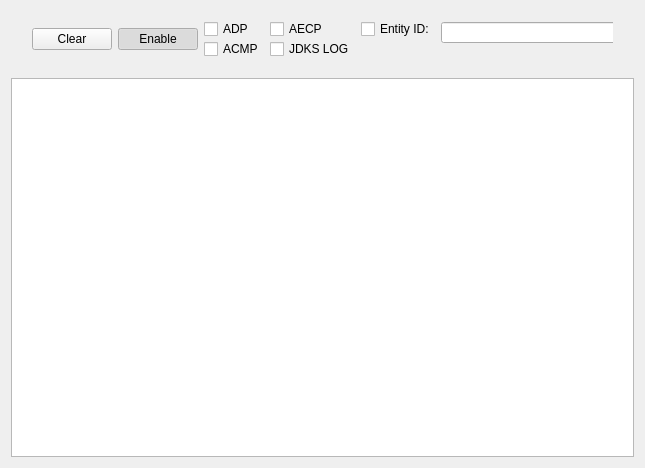
Old version of the form qtgui/JDKSAvdeccLogger/MainWindow.ui in the repository chargen/JDKSAvdeccLogger.
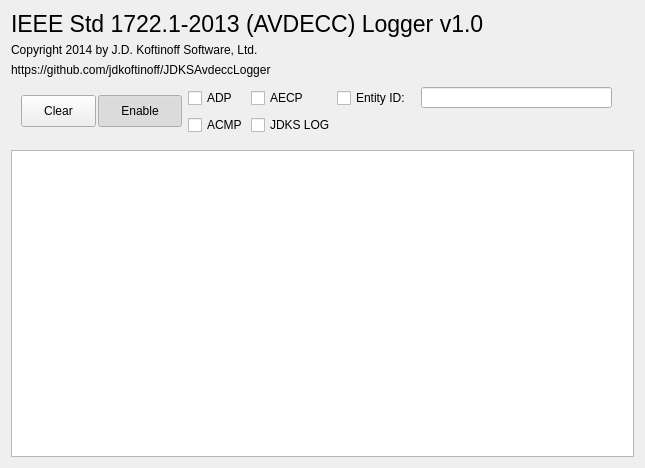
New version of the form.

Commit message: updated ui with copyright, link

What changed in the file:
```diff
--- a/qtgui/JDKSAvdeccLogger/MainWindow.ui
+++ b/qtgui/JDKSAvdeccLogger/MainWindow.ui
@@ -15,6 +15,46 @@
   </property>
   <widget class="QWidget" name="centralWidget">
    <layout class="QVBoxLayout" name="verticalLayout">
+    <item>
+     <widget class="QLabel" name="labelTitle">
+      <property name="font">
+       <font>
+        <pointsize>17</pointsize>
+       </font>
+      </property>
+      <property name="styleSheet">
+       <string notr="true">QLabel { 
+	qproperty-alignment: AlignCenter; 
+}</string>
+      </property>
+      <property name="text">
+       <string>IEEE Std 1722.1-2013 (AVDECC) Logger v1.0</string>
+      </property>
+     </widget>
+    </item>
+    <item>
+     <widget class="QLabel" name="labelCopyright">
+      <property name="styleSheet">
+       <string notr="true">QLabel { qproperty-alignment: AlignCenter; }</string>
+      </property>
+      <property name="text">
+       <string>Copyright 2014 by J.D. Koftinoff Software, Ltd.</string>
+      </property>
+     </widget>
+    </item>
+    <item>
+     <widget class="QLabel" name="labelLinks">
+      <property name="styleSheet">
+       <string notr="true">QLabel { qproperty-alignment: AlignCenter; }</string>
+      </property>
+      <property name="text">
+       <string>https://github.com/jdkoftinoff/JDKSAvdeccLogger</string>
+      </property>
+      <property name="openExternalLinks">
+       <bool>true</bool>
+      </property>
+     </widget>
+    </item>
     <item>
      <widget class="QWidget" name="widget" native="true">
       <property name="minimumSize">
@@ -23,59 +63,54 @@
         <height>61</height>
        </size>
       </property>
-      <widget class="QWidget" name="">
-       <property name="geometry">
-        <rect>
-         <x>10</x>
-         <y>0</y>
-         <width>592</width>
-         <height>56</height>
-        </rect>
-       </property>
-       <layout class="QGridLayout" name="gridLayout">
-        <item row="0" column="0" rowspan="2">
-         <widget class="QPushButton" name="pushButton">
-          <property name="text">
-           <string>Clear</string>
-          </property>
-         </widget>
-        </item>
-        <item row="0" column="1" rowspan="2">
-         <widget class="QPushButton" name="pushButtonEnable">
-          <property name="text">
-           <string>Enable</string>
-          </property>
-          <property name="checkable">
-           <bool>true</bool>
-          </property>
-          <property name="checked">
-           <bool>true</bool>
-          </property>
-         </widget>
-        </item>
-        <item row="0" column="2">
          <widget class="QCheckBox" name="checkBoxADP">
+       <property name="geometry">
+        <rect>
+         <x>177</x>
+         <y>5</y>
+         <width>51</width>
+         <height>20</height>
+        </rect>
+       </property>
           <property name="text">
            <string>ADP</string>
           </property>
          </widget>
-        </item>
-        <item row="0" column="3">
          <widget class="QCheckBox" name="checkBoxAECP">
+       <property name="geometry">
+        <rect>
+         <x>240</x>
+         <y>5</y>
+         <width>58</width>
+         <height>20</height>
+        </rect>
+       </property>
           <property name="text">
            <string>AECP</string>
           </property>
          </widget>
-        </item>
-        <item row="0" column="4">
-         <widget class="QCheckBox" name="checkBoxEntityID">
+      <widget class="QCheckBox" name="checkBoxACMP">
+       <property name="geometry">
+        <rect>
+         <x>177</x>
+         <y>32</y>
+         <width>62</width>
+         <height>20</height>
+        </rect>
+       </property>
           <property name="text">
-           <string>Entity ID:</string>
-          </property>
-         </widget>
-        </item>
-        <item row="0" column="5">
+        <string>ACMP</string>
+       </property>
+      </widget>
          <widget class="QLineEdit" name="lineEditEntityID">
+       <property name="geometry">
+        <rect>
+         <x>410</x>
+         <y>4</y>
+         <width>191</width>
+         <height>21</height>
+        </rect>
+       </property>
           <property name="minimumSize">
            <size>
             <width>191</width>
@@ -91,22 +126,63 @@
            <string/>
           </property>
          </widget>
-        </item>
-        <item row="1" column="2">
-         <widget class="QCheckBox" name="checkBoxACMP">
+      <widget class="QCheckBox" name="checkBoxEntityID">
+       <property name="geometry">
+        <rect>
+         <x>326</x>
+         <y>5</y>
+         <width>83</width>
+         <height>20</height>
+        </rect>
+       </property>
           <property name="text">
-           <string>ACMP</string>
-          </property>
-         </widget>
-        </item>
-        <item row="1" column="3">
+        <string>Entity ID:</string>
+       </property>
+      </widget>
          <widget class="QCheckBox" name="checkBoxJDKSLOG">
+       <property name="geometry">
+        <rect>
+         <x>240</x>
+         <y>32</y>
+         <width>85</width>
+         <height>20</height>
+        </rect>
+       </property>
           <property name="text">
            <string>JDKS LOG</string>
           </property>
          </widget>
-        </item>
-       </layout>
+      <widget class="QPushButton" name="pushButtonEnable">
+       <property name="geometry">
+        <rect>
+         <x>87</x>
+         <y>12</y>
+         <width>84</width>
+         <height>32</height>
+        </rect>
+       </property>
+       <property name="text">
+        <string>Enable</string>
+       </property>
+       <property name="checkable">
+        <bool>true</bool>
+       </property>
+       <property name="checked">
+        <bool>true</bool>
+       </property>
+      </widget>
+      <widget class="QPushButton" name="pushButton">
+       <property name="geometry">
+        <rect>
+         <x>10</x>
+         <y>12</y>
+         <width>75</width>
+         <height>32</height>
+        </rect>
+       </property>
+       <property name="text">
+        <string>Clear</string>
+       </property>
       </widget>
      </widget>
     </item>
```
Lines whose indentation alone changed are shown as unchanged.
